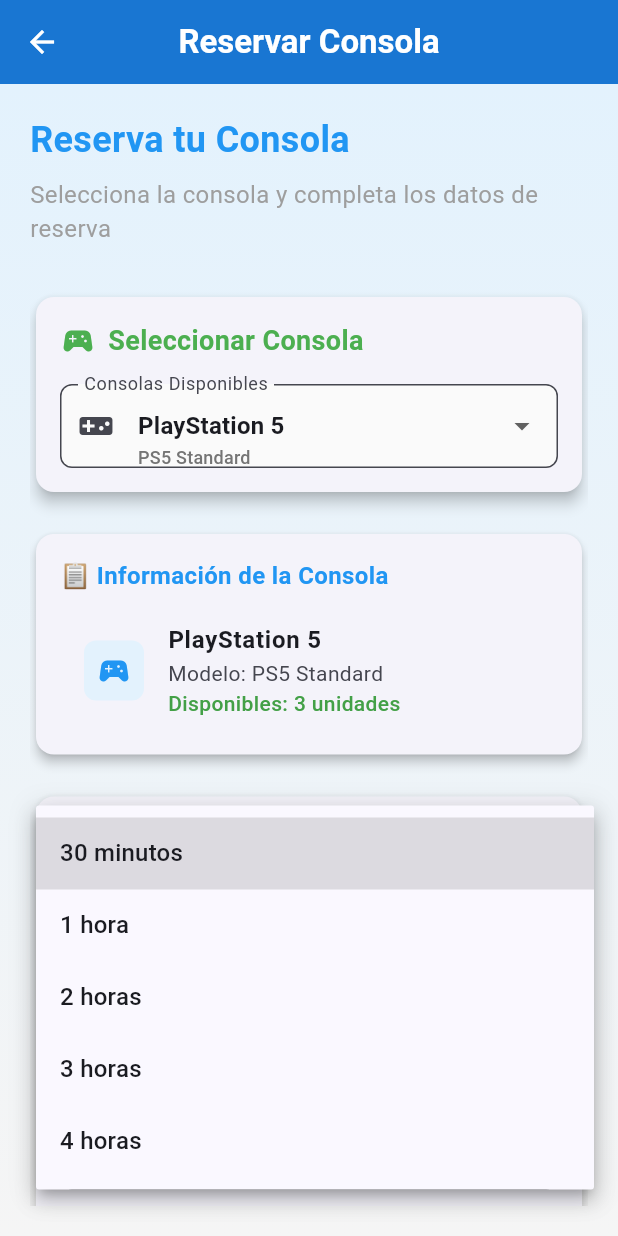
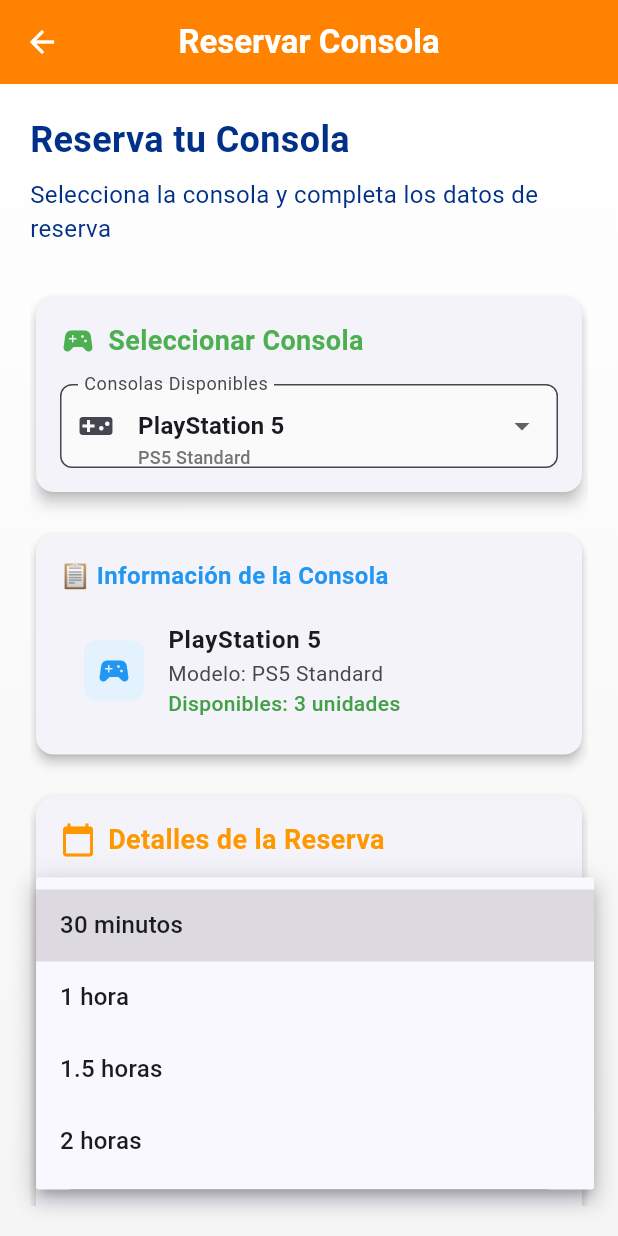
Before and after one commit to CarlRTS/RESERMET_IS, a Flutter app: the ReservationFormConsole screen opened directly, after a tap on "Duración de uso", on a phone screen of 412 x 824 dp. Run offline on Flutter 3.47's test engine with Material 3 defaults, Android fonts, the light colour scheme and no system bars; our stand-ins replace supabase_flutter; accounts and stored records are empty.

Commit message:
Detalles en el frontend
cambio de colores, cambio de rangos de hora y cambio de fondo

```diff
--- a/resermet_2/lib/screens/reservations/reservation_form_console.dart
+++ b/resermet_2/lib/screens/reservations/reservation_form_console.dart
@@ -1,4 +1,5 @@
 import 'package:flutter/material.dart';
+import 'package:resermet_2/utils/app_colors.dart';
 import 'package:supabase_flutter/supabase_flutter.dart';
 
 class ReservationFormConsole extends StatefulWidget {
@@ -130,7 +131,7 @@
           'Reservar Consola',
           style: TextStyle(fontWeight: FontWeight.bold, color: Colors.white),
         ),
-        backgroundColor: Colors.blue.shade700,
+        backgroundColor: AppColors.unimetOrange,
         elevation: 0,
         iconTheme: const IconThemeData(color: Colors.white),
       ),
@@ -139,7 +140,7 @@
           gradient: LinearGradient(
             begin: Alignment.topCenter,
             end: Alignment.bottomCenter,
-            colors: [Colors.blue.shade50, Colors.grey.shade100],
+            colors: [Colors.white, AppColors.unimetLightGray],
           ),
         ),
         child: Padding(
@@ -156,13 +157,13 @@
                     style: TextStyle(
                       fontSize: 24,
                       fontWeight: FontWeight.bold,
-                      color: Colors.blue,
+                      color: AppColors.unimetBlue,
                     ),
                   ),
                   const SizedBox(height: 8),
                   const Text(
                     'Selecciona la consola y completa los datos de reserva',
-                    style: TextStyle(color: Colors.grey, fontSize: 16),
+                    style: TextStyle(color: AppColors.unimetBlue, fontSize: 16),
                   ),
                   const SizedBox(height: 30),
 
@@ -415,16 +416,12 @@
                                 child: Text('1 hora'),
                               ),
                               DropdownMenuItem(
+                                value: '1.5 horas',
+                                child: Text('1.5 horas'),
+                              ),
+                              DropdownMenuItem(
                                 value: '2 horas',
                                 child: Text('2 horas'),
-                              ),
-                              DropdownMenuItem(
-                                value: '3 horas',
-                                child: Text('3 horas'),
-                              ),
-                              DropdownMenuItem(
-                                value: '4 horas',
-                                child: Text('4 horas'),
                               ),
                             ],
                             onChanged: (newValue) {
```
